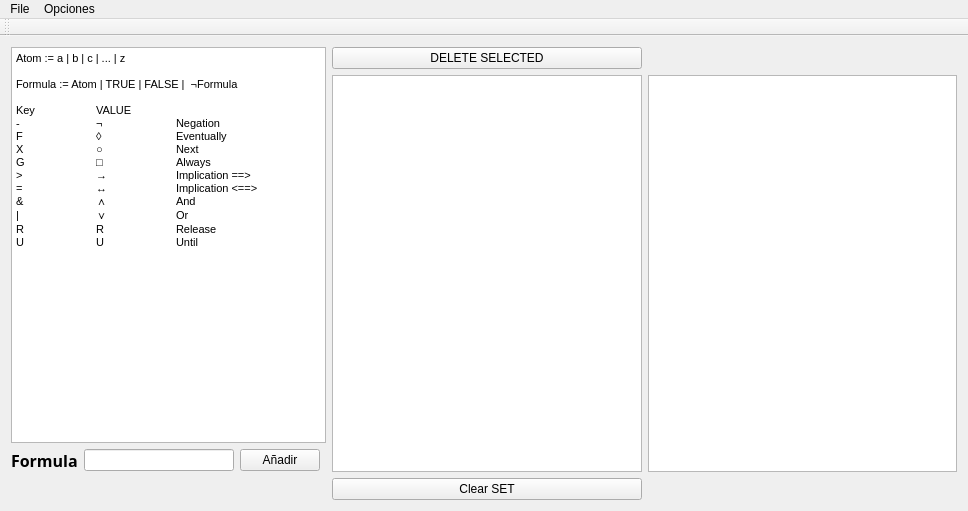
First picture: the form in MOMO/Principal/mainwindow.ui, repository sergio41/investigacion, before the edit.
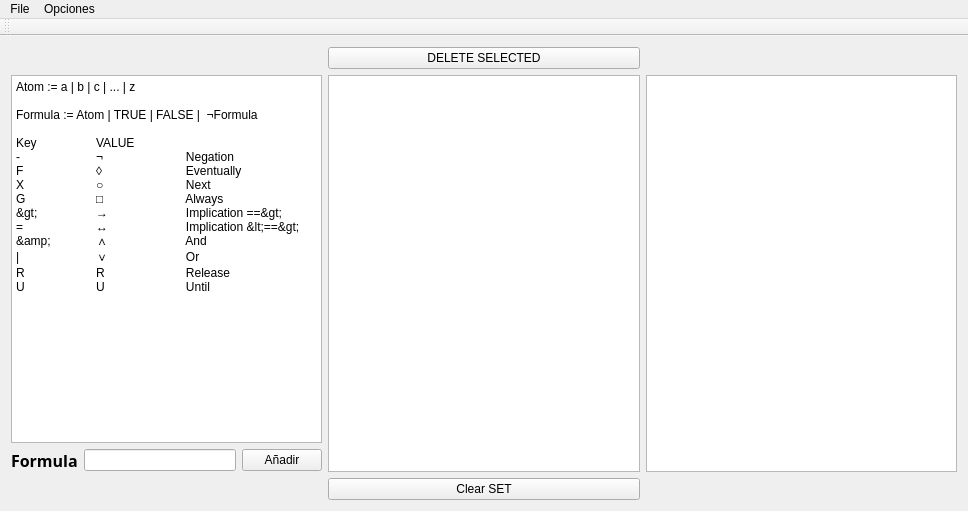
Second picture: the form after the edit. Icons and pictures are not drawn.

What changed in the file:
```diff
--- a/MOMO/Principal/mainwindow.ui
+++ b/MOMO/Principal/mainwindow.ui
@@ -22,31 +22,31 @@
     <enum>Qt::LeftToRight</enum>
    </property>
    <layout class="QGridLayout" name="gridLayout_2">
-    <item row="1" column="3" rowspan="3">
+    <item row="1" column="2" rowspan="2">
      <widget class="QListView" name="listViewSet">
       <property name="editTriggers">
        <set>QAbstractItemView::NoEditTriggers</set>
       </property>
      </widget>
     </item>
-    <item row="0" column="3">
+    <item row="0" column="2">
      <widget class="QPushButton" name="pBDeleteSET">
       <property name="text">
        <string>DELETE SELECTED</string>
       </property>
      </widget>
     </item>
-    <item row="4" column="3">
+    <item row="3" column="2">
      <widget class="QPushButton" name="pBClearSET">
       <property name="text">
        <string>Clear SET</string>
       </property>
      </widget>
     </item>
-    <item row="1" column="4" rowspan="3">
+    <item row="1" column="3" rowspan="2">
      <widget class="QListView" name="listView_2"/>
     </item>
-    <item row="3" column="0">
+    <item row="2" column="0">
      <layout class="QHBoxLayout" name="horizontalLayout">
       <item>
        <widget class="QLabel" name="label">
@@ -75,28 +75,24 @@
       </item>
      </layout>
     </item>
-    <item row="0" column="0" rowspan="3" colspan="2">
-     <widget class="QTextBrowser" name="textBrowser">
-      <property name="html">
-       <string>&lt;!DOCTYPE HTML PUBLIC &quot;-//W3C//DTD HTML 4.0//EN&quot; &quot;http://www.w3.org/TR/REC-html40/strict.dtd&quot;&gt;
-&lt;html&gt;&lt;head&gt;&lt;meta name=&quot;qrichtext&quot; content=&quot;1&quot; /&gt;&lt;style type=&quot;text/css&quot;&gt;
-p, li { white-space: pre-wrap; }
-&lt;/style&gt;&lt;/head&gt;&lt;body style=&quot; font-family:'MS Shell Dlg 2'; font-size:8.25pt; font-weight:400; font-style:normal;&quot;&gt;
-&lt;p style=&quot; margin-top:0px; margin-bottom:0px; margin-left:0px; margin-right:0px; -qt-block-indent:0; text-indent:0px;&quot;&gt;&lt;span style=&quot; font-size:8pt;&quot;&gt;Atom := a | b | c | ... | z&lt;/span&gt;&lt;/p&gt;
-&lt;p style=&quot;-qt-paragraph-type:empty; margin-top:0px; margin-bottom:0px; margin-left:0px; margin-right:0px; -qt-block-indent:0; text-indent:0px; font-size:8pt;&quot;&gt;&lt;br /&gt;&lt;/p&gt;
-&lt;p style=&quot; margin-top:0px; margin-bottom:0px; margin-left:0px; margin-right:0px; -qt-block-indent:0; text-indent:0px;&quot;&gt;&lt;span style=&quot; font-size:8pt;&quot;&gt;Formula := Atom | TRUE | FALSE |  &lt;/span&gt;&lt;span style=&quot; font-size:8pt; color:#000000;&quot;&gt;¬Formula&lt;/span&gt;&lt;/p&gt;
-&lt;p style=&quot;-qt-paragraph-type:empty; margin-top:0px; margin-bottom:0px; margin-left:0px; margin-right:0px; -qt-block-indent:0; text-indent:0px; font-size:8pt; color:#000000;&quot;&gt;&lt;br /&gt;&lt;/p&gt;
-&lt;p style=&quot; margin-top:0px; margin-bottom:0px; margin-left:0px; margin-right:0px; -qt-block-indent:0; text-indent:0px;&quot;&gt;&lt;span style=&quot; font-size:8pt; color:#000000;&quot;&gt;Key	VALUE	&lt;/span&gt;&lt;/p&gt;
-&lt;p style=&quot; margin-top:0px; margin-bottom:0px; margin-left:0px; margin-right:0px; -qt-block-indent:0; text-indent:0px;&quot;&gt;&lt;span style=&quot; font-size:8pt; color:#000000;&quot;&gt;-	¬	Negation&lt;/span&gt;&lt;/p&gt;
-&lt;p style=&quot; margin-top:0px; margin-bottom:0px; margin-left:0px; margin-right:0px; -qt-block-indent:0; text-indent:0px;&quot;&gt;&lt;span style=&quot; font-size:8pt; color:#000000;&quot;&gt;F	◊	Eventually&lt;/span&gt;&lt;/p&gt;
-&lt;p style=&quot; margin-top:0px; margin-bottom:0px; margin-left:0px; margin-right:0px; -qt-block-indent:0; text-indent:0px;&quot;&gt;&lt;span style=&quot; font-size:8pt; color:#000000;&quot;&gt;X	○	Next&lt;/span&gt;&lt;/p&gt;
-&lt;p style=&quot; margin-top:0px; margin-bottom:0px; margin-left:0px; margin-right:0px; -qt-block-indent:0; text-indent:0px;&quot;&gt;&lt;span style=&quot; font-size:8pt; color:#000000;&quot;&gt;G	□	Always&lt;/span&gt;&lt;/p&gt;
-&lt;p style=&quot; margin-top:0px; margin-bottom:0px; margin-left:0px; margin-right:0px; -qt-block-indent:0; text-indent:0px;&quot;&gt;&lt;span style=&quot; font-size:8pt; color:#000000;&quot;&gt;&amp;gt;	→	Implication ==&amp;gt;&lt;/span&gt;&lt;/p&gt;
-&lt;p style=&quot; margin-top:0px; margin-bottom:0px; margin-left:0px; margin-right:0px; -qt-block-indent:0; text-indent:0px;&quot;&gt;&lt;span style=&quot; font-size:8pt; color:#000000;&quot;&gt;=	↔	Implication &amp;lt;==&amp;gt;&lt;/span&gt;&lt;/p&gt;
-&lt;p style=&quot; margin-top:0px; margin-bottom:0px; margin-left:0px; margin-right:0px; -qt-block-indent:0; text-indent:0px;&quot;&gt;&lt;span style=&quot; font-size:8pt; color:#000000;&quot;&gt;&amp;amp;	∧	And&lt;/span&gt;&lt;/p&gt;
-&lt;p style=&quot; margin-top:0px; margin-bottom:0px; margin-left:0px; margin-right:0px; -qt-block-indent:0; text-indent:0px;&quot;&gt;&lt;span style=&quot; font-size:8pt; color:#000000;&quot;&gt;|	∨	Or&lt;/span&gt;&lt;/p&gt;
-&lt;p style=&quot; margin-top:0px; margin-bottom:0px; margin-left:0px; margin-right:0px; -qt-block-indent:0; text-indent:0px;&quot;&gt;&lt;span style=&quot; font-size:8pt; color:#000000;&quot;&gt;R	R	Release&lt;/span&gt;&lt;/p&gt;
-&lt;p style=&quot; margin-top:0px; margin-bottom:0px; margin-left:0px; margin-right:0px; -qt-block-indent:0; text-indent:0px;&quot;&gt;&lt;span style=&quot; font-size:8pt; color:#000000;&quot;&gt;U	U 	Until&lt;/span&gt;&lt;/p&gt;&lt;/body&gt;&lt;/html&gt;</string>
+    <item row="1" column="0">
+     <widget class="QPlainTextEdit" name="plainTextEdit">
+      <property name="plainText">
+       <string>Atom := a | b | c | ... | z
+
+Formula := Atom | TRUE | FALSE |  ¬Formula
+
+Key	VALUE	
+-	¬	   Negation
+F	◊	   Eventually
+X	○	   Next
+G	□	   Always
+&gt;	→	   Implication ==&gt;
+=	↔	   Implication &lt;==&gt;
+&amp;	∧	   And
+|	∨	   Or
+R	R	   Release
+U	U 	   Until</string>
       </property>
      </widget>
     </item>
```
